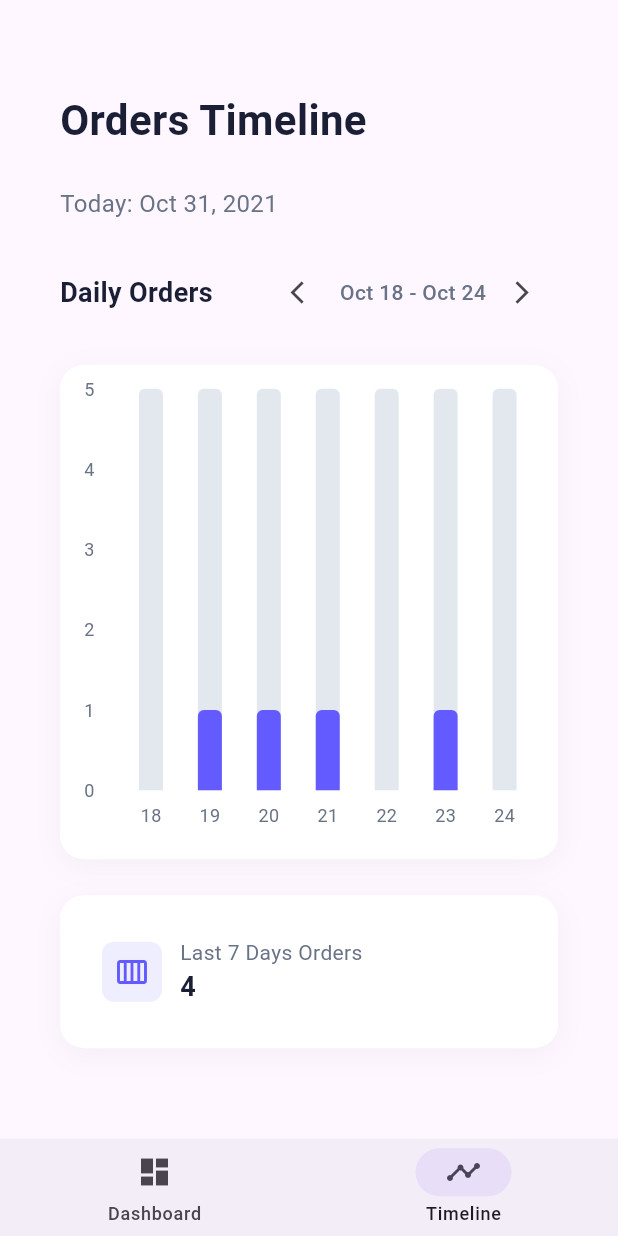
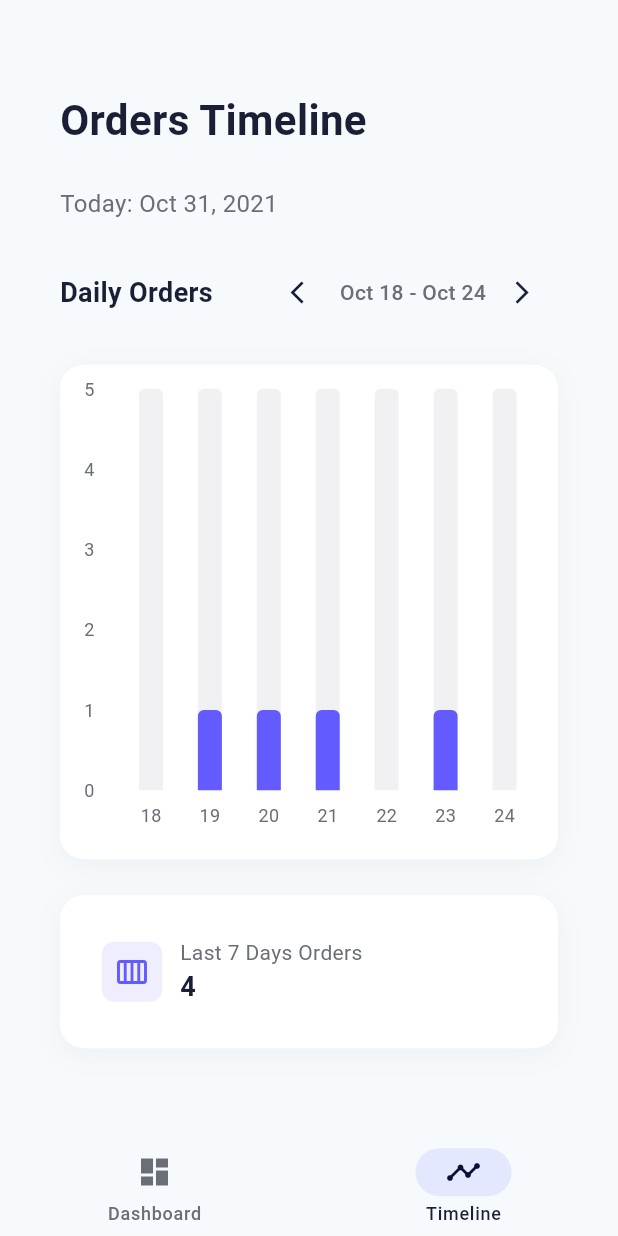
Before and after one commit to muhammadkh242/orders-explorer, a Flutter app: the screen it shows after launch, item 2 of the bottom bar chosen, after a tap on the "arrow back ios" icon, on a phone screen of 412 x 824 dp. Run offline on Flutter 3.47's test engine with Material 3 defaults, Android fonts, the light colour scheme and no system bars; drawn by our look-alikes of fl_chart; our stand-ins replace flutter_riverpod, go_router, responsive_framework.

Commit message:
[add] app generic color schemes and use it on the app

```diff
--- a/lib/base/presentation/widgets/screen_title.dart
+++ b/lib/base/presentation/widgets/screen_title.dart
@@ -7,12 +7,14 @@ class ScreenTitle extends StatelessWidget {
 
   @override
   Widget build(BuildContext context) {
+    final colorScheme = Theme.of(context).colorScheme;
+
     return Text(
       title,
-      style: const TextStyle(
+      style: TextStyle(
         fontSize: 28,
         fontWeight: FontWeight.bold,
-        color: Color(0xFF1A1F36),
+        color: colorScheme.onSurface,
       ),
     );
   }
--- /dev/null
+++ b/lib/common/theme/app_theme.dart
@@ -0,0 +1 @@
+enum AppTheme { light, dark }
--- a/lib/main.dart
+++ b/lib/main.dart
@@ -1,6 +1,8 @@
 import 'package:flutter/material.dart';
 import 'package:flutter_riverpod/flutter_riverpod.dart';
 import 'package:orders_explorer/app_routes_config.dart';
+import 'package:orders_explorer/common/theme/app_color_scheme.dart';
+import 'package:orders_explorer/common/theme/app_theme.dart';
 import 'package:responsive_framework/responsive_framework.dart';
 
 void main() {
@@ -24,6 +26,14 @@ class MyApp extends StatelessWidget {
         ],
         child: child!,
       ),
+      theme: ThemeData(
+        useMaterial3: true,
+        colorScheme: AppTheme.light.colorScheme,
+      ),
+      darkTheme: ThemeData(
+        useMaterial3: true,
+        colorScheme: AppTheme.dark.colorScheme,
+      ),
     );
   }
 }
--- a/lib/orders_management/presentation/widgets/dashboard/circular_progress_card.dart
+++ b/lib/orders_management/presentation/widgets/dashboard/circular_progress_card.dart
@@ -13,6 +13,8 @@ class CircularProgressCard extends StatelessWidget {
 
   @override
   Widget build(BuildContext context) {
+    final colorScheme = Theme.of(context).colorScheme;
+
     double percentage = 0.0;
     if ((totalOrders ?? 0) > 0) {
       percentage = (returnsCount ?? 0) / (totalOrders ?? 1);
@@ -23,12 +25,12 @@ class CircularProgressCard extends StatelessWidget {
       child: Column(
         crossAxisAlignment: CrossAxisAlignment.start,
         children: [
-          const Text(
+          Text(
             'Returns Rate',
             style: TextStyle(
               fontSize: 18,
               fontWeight: FontWeight.bold,
-              color: Color(0xFF1A1F36),
+              color: colorScheme.onSurface,
             ),
           ),
           const SizedBox(height: 24),
@@ -41,8 +43,8 @@ class CircularProgressCard extends StatelessWidget {
                   width: 120,
                   child: CircularProgressIndicator(
                     value: percentage,
-                    backgroundColor: const Color(0xFFE3E8EF),
-                    valueColor: const AlwaysStoppedAnimation<Color>(Color(0xFF635BFF)),
+                    backgroundColor: colorScheme.surfaceVariant,
+                    valueColor: AlwaysStoppedAnimation<Color>(colorScheme.primary),
                     strokeWidth: 12,
                   ),
                 ),
@@ -51,17 +53,17 @@ class CircularProgressCard extends StatelessWidget {
                   children: [
                     Text(
                       '${(percentage * 100).toStringAsFixed(1)}%',
-                      style: const TextStyle(
+                      style: TextStyle(
                         fontSize: 24,
                         fontWeight: FontWeight.bold,
-                        color: Color(0xFF1A1F36),
+                        color: colorScheme.onSurface,
                       ),
                     ),
-                    const Text(
+                    Text(
                       'return rate',
                       style: TextStyle(
                         fontSize: 14,
-                        color: Color(0xFF697386),
+                        color: colorScheme.onSurfaceVariant,
                       ),
                     ),
                   ],
@@ -73,9 +75,9 @@ class CircularProgressCard extends StatelessWidget {
           Center(
             child: Text(
               '${returnsCount ?? 0} of ${totalOrders ?? 0} orders',
-              style: const TextStyle(
+              style: TextStyle(
                 fontSize: 14,
-                color: Color(0xFF697386),
+                color: colorScheme.onSurfaceVariant,
               ),
             ),
           ),
--- a/lib/orders_management/presentation/widgets/dashboard/company_item.dart
+++ b/lib/orders_management/presentation/widgets/dashboard/company_item.dart
@@ -8,6 +8,8 @@ class CompanyItem extends StatelessWidget {
 
   @override
   Widget build(BuildContext context) {
+    final colorScheme = Theme.of(context).colorScheme;
+
     return Row(
       children: [
         Container(
@@ -34,17 +36,17 @@ class CompanyItem extends StatelessWidget {
             children: [
               Text(
                 company.name ?? '',
-                style: const TextStyle(
+                style: TextStyle(
                   fontSize: 16,
                   fontWeight: FontWeight.bold,
-                  color: Color(0xFF1A1F36),
+                  color: colorScheme.onSurface,
                 ),
               ),
               Text(
                 '\$${company.ordersTotalPrice?.toStringAsFixed(2)}',
-                style: const TextStyle(
+                style: TextStyle(
                   fontSize: 14,
-                  color: Color(0xFF697386),
+                  color: colorScheme.onSurfaceVariant,
                 ),
               ),
             ],
--- a/lib/orders_management/presentation/widgets/dashboard/metrics_card.dart
+++ b/lib/orders_management/presentation/widgets/dashboard/metrics_card.dart
@@ -20,6 +20,8 @@ class MetricsCard extends StatelessWidget {
 
   @override
   Widget build(BuildContext context) {
+    final colorScheme = Theme.of(context).colorScheme;
+
     return ShadowedCard(
       child: Row(
         children: [
@@ -42,8 +44,8 @@ class MetricsCard extends StatelessWidget {
               children: [
                 Text(
                   title,
-                  style: const TextStyle(
-                    color: Color(0xFF1A1F36),
+                  style: TextStyle(
+                    color: colorScheme.onSurface,
                     fontSize: 16,
                     fontWeight: FontWeight.w600,
                     letterSpacing: -0.2,
@@ -54,15 +56,15 @@ class MetricsCard extends StatelessWidget {
                   width: double.infinity,
                   padding: const EdgeInsets.symmetric(horizontal: 12, vertical: 8),
                   decoration: BoxDecoration(
-                    color: const Color(0xFFF7F9FC),
+                    color: colorScheme.surfaceVariant,
                     borderRadius: BorderRadius.circular(8),
                   ),
                   child: Text(
                     currencyFormat
                         ? '\$ ${NumberFormat('#,##0.00').format(value)}'
                         : NumberFormat('#,###').format(value),
-                    style: const TextStyle(
-                      color: Color(0xFF1A1F36),
+                    style: TextStyle(
+                      color: colorScheme.onSurface,
                       fontSize: 18,
                       fontWeight: FontWeight.bold,
                       letterSpacing: -0.5,
--- a/lib/orders_management/presentation/widgets/dashboard/metrics_section.dart
+++ b/lib/orders_management/presentation/widgets/dashboard/metrics_section.dart
@@ -19,6 +19,8 @@ class MetricsSection extends StatelessWidget {
 
   @override
   Widget build(BuildContext context) {
+    final colorScheme = Theme.of(context).colorScheme;
+
     return Column(
       crossAxisAlignment: CrossAxisAlignment.start,
       children: [
@@ -35,7 +37,7 @@ class MetricsSection extends StatelessWidget {
                 icon: Icons.shopping_bag_outlined,
                 value: totalOrders ?? 0.0,
                 title: 'Total Orders',
-                color: const Color(0xFF635BFF),
+                color: colorScheme.primary,
               ),
             ),
             ResponsiveRowColumnItem(
@@ -44,7 +46,7 @@ class MetricsSection extends StatelessWidget {
                 icon: Icons.assignment_return_outlined,
                 value: returnsCount ?? 0.0,
                 title: 'Returns',
-                color: const Color(0xFFFF4242),
+                color: colorScheme.error,
               ),
             ),
           ],
@@ -63,7 +65,7 @@ class MetricsSection extends StatelessWidget {
                 icon: Icons.attach_money_outlined,
                 value: averagePrice ?? 0.0,
                 title: 'Average Price',
-                color: const Color(0xFF00D924),
+                color: colorScheme.tertiary,
                 currencyFormat: true,
               ),
             ),
@@ -73,7 +75,7 @@ class MetricsSection extends StatelessWidget {
                 icon: Icons.account_balance_outlined,
                 value: totalRevenue ?? 0.0,
                 title: 'Total Revenue',
-                color: const Color(0xFF0066FF),
+                color: colorScheme.secondary,
                 currencyFormat: true,
               ),
             ),
--- a/lib/orders_management/presentation/widgets/dashboard/top_companies_section.dart
+++ b/lib/orders_management/presentation/widgets/dashboard/top_companies_section.dart
@@ -11,16 +11,18 @@ class TopCompaniesSection extends StatelessWidget {
 
   @override
   Widget build(BuildContext context) {
+    final colorScheme = Theme.of(context).colorScheme;
+
     return ShadowedCard(
       child: Column(
         crossAxisAlignment: CrossAxisAlignment.start,
         children: [
-          const Text(
+          Text(
             'Top Companies by Order Value',
             style: TextStyle(
               fontSize: 18,
               fontWeight: FontWeight.bold,
-              color: Color(0xFF1A1F36),
+              color: colorScheme.onSurface,
             ),
           ),
           const SizedBox(height: 24),
--- a/lib/orders_management/presentation/widgets/timeline/last_seven_days_orders_card.dart
+++ b/lib/orders_management/presentation/widgets/timeline/last_seven_days_orders_card.dart
@@ -1,4 +1,5 @@
 import 'package:flutter/material.dart';
+
 import '../../../../base/presentation/widgets/shadowed_card.dart';
 import '../../../data/models/order.dart';
 
@@ -9,9 +10,12 @@ class LastSevenDaysOrdersCard extends StatelessWidget {
 
   @override
   Widget build(BuildContext context) {
+    final colorScheme = Theme.of(context).colorScheme;
     final totalOrders = groupedOrders.isEmpty
         ? 0
-        : groupedOrders.values.map((orders) => orders.length).reduce((a, b) => a + b);
+        : groupedOrders.values
+            .map((orders) => orders.length)
+            .reduce((a, b) => a + b);
 
     return ShadowedCard(
       child: Padding(
@@ -21,31 +25,31 @@ class LastSevenDaysOrdersCard extends StatelessWidget {
             Container(
               padding: const EdgeInsets.all(8),
               decoration: BoxDecoration(
-                color: const Color(0xFF635BFF).withOpacity(0.1),
+                color: colorScheme.primary.withOpacity(0.1),
                 borderRadius: BorderRadius.circular(8),
               ),
-              child: const Icon(
+              child: Icon(
                 Icons.calendar_view_week,
-                color: Color(0xFF635BFF),
+                color: colorScheme.primary,
               ),
             ),
             const SizedBox(width: 12),
             Column(
               crossAxisAlignment: CrossAxisAlignment.start,
               children: [
-                const Text(
+                Text(
                   'Last 7 Days Orders',
                   style: TextStyle(
                     fontSize: 14,
-                    color: Color(0xFF697386),
+                    color: colorScheme.onSurfaceVariant,
                   ),
                 ),
                 Text(
                   totalOrders.toString(),
-                  style: const TextStyle(
+                  style: TextStyle(
                     fontSize: 18,
                     fontWeight: FontWeight.bold,
-                    color: Color(0xFF1A1F36),
+                    color: colorScheme.onSurface,
                   ),
                 ),
               ],
--- a/lib/orders_management/presentation/widgets/timeline/timeline_chart.dart
+++ b/lib/orders_management/presentation/widgets/timeline/timeline_chart.dart
@@ -13,6 +13,8 @@ class TimeLineChart extends StatelessWidget {
 
   @override
   Widget build(BuildContext context) {
+    final colorScheme = Theme.of(context).colorScheme;
+
     final days = List.generate(
         7,
         (index) => DateTime(
@@ -34,15 +36,15 @@ class TimeLineChart extends StatelessWidget {
           barTouchData: BarTouchData(
             enabled: true,
             touchTooltipData: BarTouchTooltipData(
-              tooltipBgColor: const Color(0xFF1A1F36),
+              tooltipBgColor: colorScheme.onSurface,
               tooltipRoundedRadius: 8,
               getTooltipItem: (group, groupIndex, rod, rodIndex) {
                 final date = days[groupIndex];
                 final ordersForDay = groupedOrders[date] ?? [];
                 return BarTooltipItem(
                   '${DateFormat('MMM dd').format(date)}\n${ordersForDay.length} orders',
-                  const TextStyle(
-                    color: Colors.white,
+                  TextStyle(
+                    color: colorScheme.surface,
                     fontWeight: FontWeight.w500,
                   ),
                 );
@@ -69,8 +71,8 @@ class TimeLineChart extends StatelessWidget {
                     padding: const EdgeInsets.only(top: 8),
                     child: Text(
                       DateFormat('dd').format(date),
-                      style: const TextStyle(
-                        color: Color(0xFF697386),
+                      style: TextStyle(
+                        color: colorScheme.onSurfaceVariant,
                         fontSize: 12,
                       ),
                     ),
@@ -88,8 +90,8 @@ class TimeLineChart extends StatelessWidget {
                     padding: const EdgeInsets.only(right: 4),
                     child: Text(
                       value.toInt().toString(),
-                      style: const TextStyle(
-                        color: Color(0xFF697386),
+                      style: TextStyle(
+                        color: colorScheme.onSurfaceVariant,
                         fontSize: 12,
                       ),
                     ),
@@ -110,7 +112,7 @@ class TimeLineChart extends StatelessWidget {
                 barRods: [
                   BarChartRodData(
                     toY: ordersForDay.length.toDouble(),
-                    color: const Color(0xFF635BFF),
+                    color: colorScheme.primary,
                     width: 16,
                     borderRadius: const BorderRadius.vertical(
                       top: Radius.circular(4),
@@ -118,7 +120,7 @@ class TimeLineChart extends StatelessWidget {
                     backDrawRodData: BackgroundBarChartRodData(
                       show: true,
                       toY: maxOrders,
-                      color: const Color(0xFFE3E8EF),
+                      color: colorScheme.surfaceVariant,
                     ),
                   ),
                 ],
--- a/lib/orders_management/presentation/widgets/timeline/timeline_date_filter.dart
+++ b/lib/orders_management/presentation/widgets/timeline/timeline_date_filter.dart
@@ -17,21 +17,27 @@ class TimelineDateFilter extends StatelessWidget {
 
   @override
   Widget build(BuildContext context) {
+    final colorScheme = Theme.of(context).colorScheme;
+
     return Row(
       mainAxisAlignment: MainAxisAlignment.spaceBetween,
       children: [
-        const Text(
+        Text(
           'Daily Orders',
           style: TextStyle(
             fontSize: 18,
             fontWeight: FontWeight.bold,
-            color: Color(0xFF1A1F36),
+            color: colorScheme.onSurface,
           ),
         ),
         Row(
           children: [
             IconButton(
-              icon: const Icon(Icons.arrow_back_ios, size: 18),
+              icon: Icon(
+                Icons.arrow_back_ios,
+                size: 18,
+                color: colorScheme.onSurface,
+              ),
               onPressed: () {
                 onDateFilterChanged(
                   startDate
@@ -53,13 +59,19 @@ class TimelineDateFilter extends StatelessWidget {
             ),
             Text(
               '${DateFormat('MMM dd').format(startDate)} - ${DateFormat('MMM dd').format(endDate)}',
-              style: const TextStyle(
-                color: Color(0xFF697386),
+              style: TextStyle(
+                color: colorScheme.onSurfaceVariant,
                 fontWeight: FontWeight.w500,
               ),
             ),
             IconButton(
-              icon: const Icon(Icons.arrow_forward_ios, size: 18),
+              icon: Icon(
+                Icons.arrow_forward_ios,
+                size: 18,
+                color: endDate.isBefore(currentDate)
+                    ? colorScheme.onSurface
+                    : colorScheme.onSurface.withOpacity(0.38),
+              ),
               onPressed: endDate.isBefore(currentDate)
                   ? () {
                       onDateFilterChanged(
--- a/lib/orders_management/presentation/widgets/timeline/timeline_header.dart
+++ b/lib/orders_management/presentation/widgets/timeline/timeline_header.dart
@@ -6,11 +6,13 @@ class TimelineHeader extends StatelessWidget {
 
   @override
   Widget build(BuildContext context) {
+    final colorScheme = Theme.of(context).colorScheme;
+
     return Text(
       'Today: ${DateFormat('MMM dd, yyyy').format(DateTime(2021, 10, 31))}',
-      style: const TextStyle(
+      style: TextStyle(
         fontSize: 16,
-        color: Color(0xFF697386),
+        color: colorScheme.onSurfaceVariant,
       ),
     );
   }
```
Also changed, not shown: lib/common/theme/app_color_scheme.dart (added, +84 -0 lines), lib/orders_management/presentation/widgets/dashboard/linear_progress_card.dart (+10 -8 lines).
